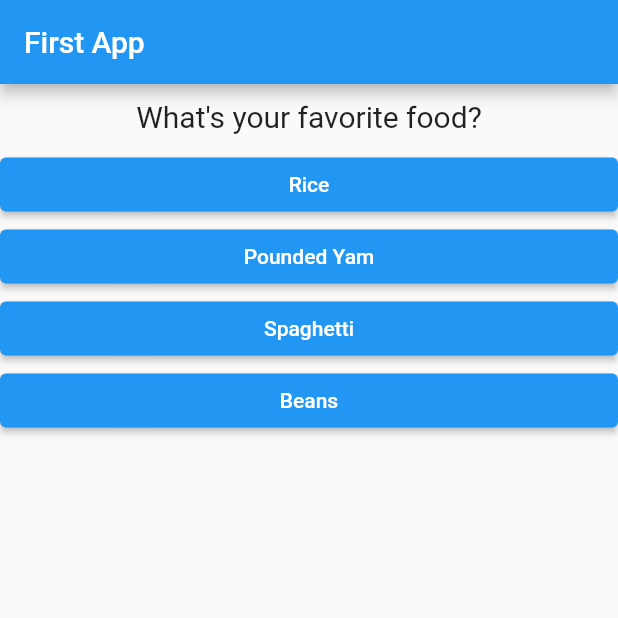
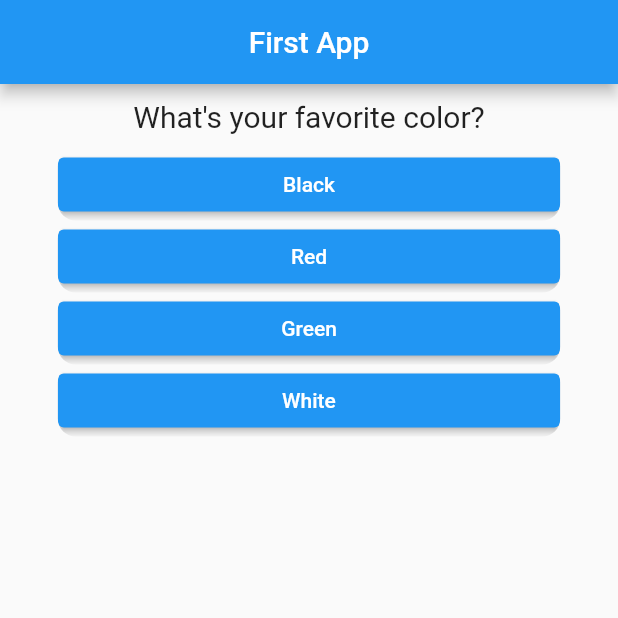
Before and after one commit to Galadima3/Flutter-complete-guide, a Flutter app: the screen it shows after launch, on a phone screen of 412 x 824 dp, the top half of it. Run offline on Flutter 3.47's test engine with Material 2 defaults, Android fonts, the phone set to English and light mode, and no system bars.

Commit message:
2nd Commit + Fixes

```diff
--- a/lib/answer.dart
+++ b/lib/answer.dart
@@ -3,7 +3,7 @@ import 'package:flutter/src/widgets/framework.dart';
 import 'package:flutter/material.dart';
 
 class Answer extends StatelessWidget {
-  final void Function()? selectHandler;
+  final Function selectHandler;
   final String answerText;
   //const Answer(this.selectHandler);
 
@@ -11,15 +11,18 @@ class Answer extends StatelessWidget {
 
   @override
   Widget build(BuildContext context) {
-    return SizedBox(
-      width: double.infinity,
-      child: ElevatedButton(
-        style: ButtonStyle(
-          backgroundColor: MaterialStateProperty.all(Colors.blue),
-          foregroundColor: MaterialStateProperty.all(Colors.white)
+    return ClipRRect(
+      borderRadius: BorderRadius.circular(12),
+      child: SizedBox(
+        width: 335,
+        child: ElevatedButton(
+          style: ButtonStyle(
+            backgroundColor: MaterialStateProperty.all(Colors.blue),
+            foregroundColor: MaterialStateProperty.all(Colors.white)
+          ),
+          child: Text(answerText),
+          onPressed: () => selectHandler(),
         ),
-        child: Text(answerText),
-        onPressed: selectHandler,
       ),
     );
   }
--- a/lib/main.dart
+++ b/lib/main.dart
@@ -4,34 +4,52 @@ import 'package:flutter/material.dart';
 import './quiz.dart';
 import './result.dart';
 
-
 void main() => runApp(MyApp());
 
 class MyApp extends StatefulWidget {
+  const MyApp({Key? key}) : super(key: key);
+
   @override
-  State<StatefulWidget> createState() {
-    return _MyAppState();
-  }
+  State<MyApp> createState() => _MyAppState();
 }
 
 class _MyAppState extends State<MyApp> {
   final _questions = const [
     {
-      'questionText': 'What\'s your favorite food?',
-      'answers': ['Rice', 'Pounded Yam', 'Spaghetti', 'Beans']
+      'questionText': 'What\'s your favorite color?',
+      'answers': [
+        {'text': 'Black', 'score': 10},
+        {'text': 'Red', 'score': 5},
+        {'text': 'Green', 'score': 3},
+        {'text': 'White', 'score': 1},
+      ],
     },
     {
       'questionText': 'What\'s your favorite animal?',
-      'answers': ['Dog', 'Cat', 'Dolphin', 'Eagle']
+      'answers': [
+        {'text': 'Rabbit', 'score': 3},
+        {'text': 'Snake', 'score': 11},
+        {'text': 'Elephant', 'score': 5},
+        {'text': 'Lion', 'score': 9},
+      ],
     },
     {
-      'questionText': 'What\'s your favorite color?',
-      'answers': ['Red', 'Yellow', 'Blue', 'White']
+      'questionText': 'Who\'s your favorite instructor?',
+      'answers': [
+        {'text': 'Max', 'score': 1},
+        {'text': 'Max', 'score': 1},
+        {'text': 'Max', 'score': 1},
+        {'text': 'Max', 'score': 1},
+      ],
     },
   ];
+
   var _questionIndex = 0;
+  var _totalScore = 0;
 
-  void _answerQuestion() {
+  void _answerQuestion(int score) {
+    _totalScore += score;
+
     setState(() {
       _questionIndex += 1;
     });
@@ -42,18 +60,23 @@ class _MyAppState extends State<MyApp> {
       print('No more questions');
     }
   }
+
   @override
   Widget build(BuildContext context) {
     return MaterialApp(
+      debugShowCheckedModeBanner: false,
       home: Scaffold(
-        appBar: AppBar(title: const Text('First App')),
+        appBar: AppBar(
+          title: const Text('First App'),
+          centerTitle: true,
+        ),
         body: _questionIndex < _questions.length
             ? Quiz(
                 answerQuestion: _answerQuestion,
                 questionIndex: _questionIndex,
                 questions: _questions,
               )
-            : const Result(),
+            : Result(resultScore: _totalScore),
       ),
     );
   }
--- a/lib/quiz.dart
+++ b/lib/quiz.dart
@@ -4,21 +4,26 @@ import './answer.dart';
 
 class Quiz extends StatelessWidget {
   // const Quiz({Key? key}) : super(key: key);
-  final List <Map<String, Object>> questions;
+  final List<Map<String, Object>> questions;
 
   final int questionIndex;
 
-  final VoidCallback? answerQuestion;
+  final Function answerQuestion;
 
-  Quiz({required this.questions, required this.answerQuestion, required this.questionIndex});
+  Quiz(
+      {required this.questions,
+      required this.answerQuestion,
+      required this.questionIndex});
 
   @override
   Widget build(BuildContext context) {
     return Column(
       children: <Widget>[
-        Question(questions[questionIndex]['questionText'] as String),
-        ...(questions[questionIndex]['answers'] as List<String>).map((answer) {
-          return Answer(answerQuestion, answer);
+        Question(
+          questions[questionIndex]['questionText'] as String),
+        ...(questions[questionIndex]['answers'] as List<Map<String, Object>>)
+            .map((answer) {
+          return Answer(() => answerQuestion(answer['score']), answer['text'] as String);
         }).toList()
       ],
     );
```
Also changed, not shown: lib/result.dart (+27 -4 lines).
